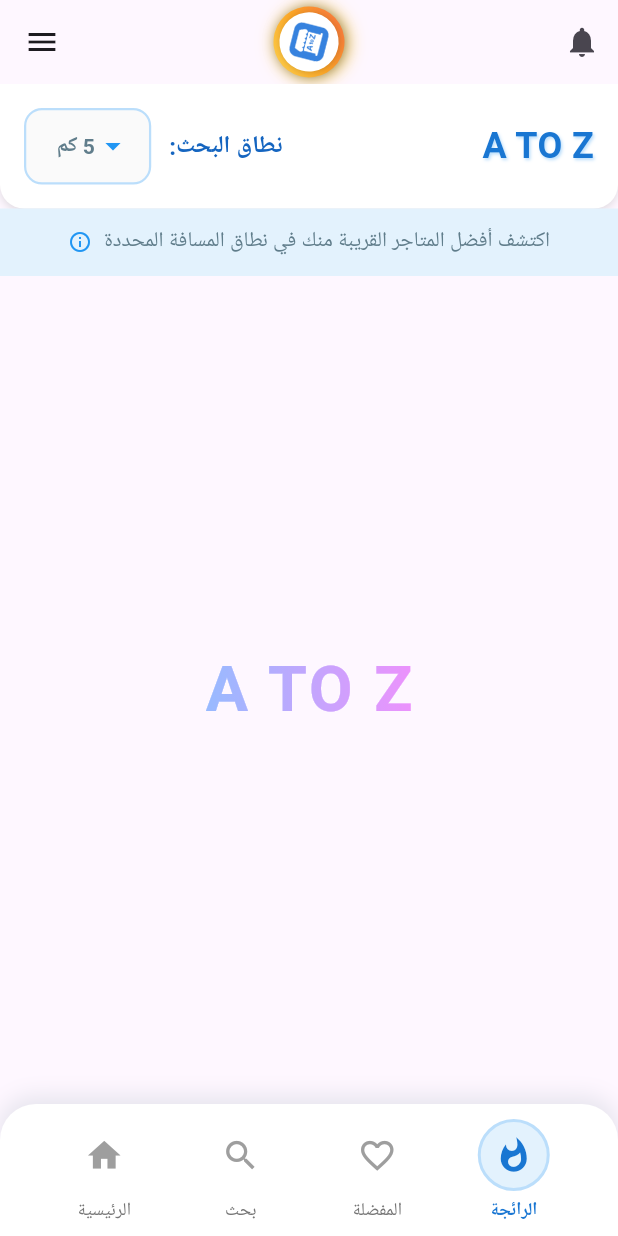
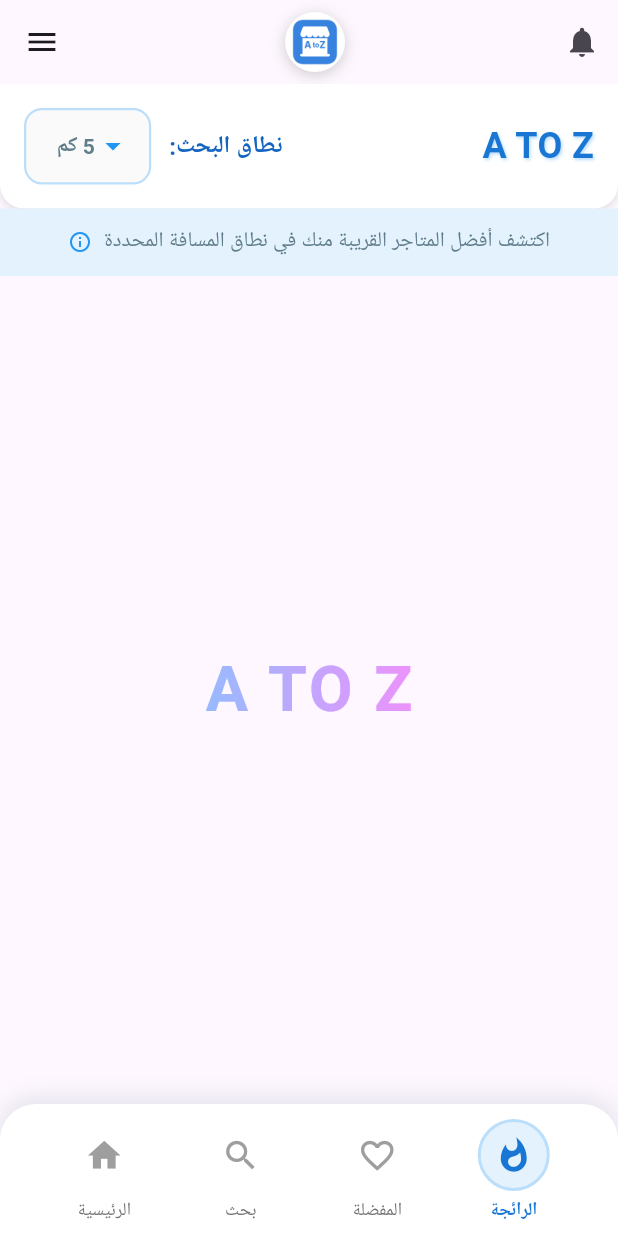
Before and after one commit to top1obada/atoz_flutter, a Flutter app: the CustomerMainMenuUi screen opened directly, item 4 of the bottom bar chosen, on a phone screen of 412 x 824 dp. Run offline on Flutter 3.47's test engine with Material 3 defaults, Android fonts, the phone set to English and light mode, and no system bars; our stand-ins replace audioplayers, dartz, device_info_plus, dio, flutter_map, geolocator and 3 more; accounts and stored records are empty; network calls fail; Roboto replaces fonts that are missing (Tajawal).

Commit message:
hi halloween

```diff
--- a/a_to_z_ui/lib/CustomerLoginUI/customer_login_ui.dart
+++ b/a_to_z_ui/lib/CustomerLoginUI/customer_login_ui.dart
@@ -72,6 +72,7 @@
             builder:
                 (innerContext) => MultiProvider(
                   providers: [
+                    ChangeNotifierProvider(create: (_) => PVRotations()),
                     ChangeNotifierProvider(
                       create: (_) {
                         var pv = PVSong();
--- a/a_to_z_ui/lib/CustomerMainMenuUI/customer_main_menu_ui.dart
+++ b/a_to_z_ui/lib/CustomerMainMenuUI/customer_main_menu_ui.dart
@@ -1,3 +1,5 @@
+import 'dart:async';
+
 import 'package:a_to_z_providers/BasesProviders/base_current_login_info_provider.dart';
 import 'package:a_to_z_providers/StoreProviders/customer_famous_stores_provider.dart';
 import 'package:a_to_z_providers/StoreProviders/customer_favorite_stores_provider.dart';
@@ -16,6 +18,19 @@
 import 'package:provider/provider.dart';
 import 'package:a_to_z_ui/CustomerMainMenuUI/customer_famous_stores_ui.dart';
 import 'package:a_to_z_providers/StoreProviders/customer_searching_stores_provider.dart';
+
+class PVRotations extends ChangeNotifier {
+  bool _isRotating = false;
+
+  bool get isRotating => _isRotating;
+
+  set isRotating(bool value) {
+    if (_isRotating != value) {
+      _isRotating = value;
+      notifyListeners();
+    }
+  }
+}
 
 enum EnMainMenuPages {
   eCustomerStoresSuggestions(1),
@@ -62,9 +77,7 @@
 class _CustomerMinMenuUi extends State<CustomerMainMenuUi>
     with SingleTickerProviderStateMixin {
   late AnimationController _controller;
-  late Animation<double> _rotationAnimation;
-  late Animation<double> _scaleAnimation;
-  late Animation<double> _bounceAnimation;
+  Timer? _pauseTimer;
 
   @override
   void initState() {
@@ -72,48 +85,38 @@
 
     _controller = AnimationController(
       vsync: this,
-      duration: const Duration(seconds: 4),
+      duration: const Duration(seconds: 2), // 2 seconds for one full rotation
     );
 
-    _rotationAnimation = Tween<double>(begin: 0, end: 2 * pi).animate(
-      CurvedAnimation(
-        parent: _controller,
-        curve: const Interval(0.0, 1.0, curve: Curves.linear),
-      ),
-    );
+    // Start immediately with rotation
+    _startRotation();
+  }
 
-    _scaleAnimation = TweenSequence<double>([
-      TweenSequenceItem(tween: Tween<double>(begin: 1.0, end: 1.05), weight: 1),
-      TweenSequenceItem(
-        tween: Tween<double>(begin: 1.05, end: 0.95),
-        weight: 1,
-      ),
-      TweenSequenceItem(tween: Tween<double>(begin: 0.95, end: 1.0), weight: 1),
-    ]).animate(
-      CurvedAnimation(
-        parent: _controller,
-        curve: const Interval(0.0, 1.0, curve: Curves.easeInOut),
-      ),
-    );
+  void _startPause() {
+    final rotationsProvider = context.read<PVRotations>();
+    rotationsProvider.isRotating = false;
 
-    _bounceAnimation = TweenSequence<double>([
-      TweenSequenceItem(tween: Tween<double>(begin: 0.0, end: -5.0), weight: 1),
-      TweenSequenceItem(tween: Tween<double>(begin: -5.0, end: 0.0), weight: 1),
-      TweenSequenceItem(tween: Tween<double>(begin: 0.0, end: -3.0), weight: 1),
-      TweenSequenceItem(tween: Tween<double>(begin: -3.0, end: 0.0), weight: 1),
-    ]).animate(
-      CurvedAnimation(
-        parent: _controller,
-        curve: const Interval(0.0, 1.0, curve: Curves.elasticOut),
-      ),
-    );
+    _pauseTimer = Timer(const Duration(seconds: 2), () {
+      // Reset controller before starting new rotation
+      _controller.reset();
+      _startRotation();
+    });
+  }
 
-    _controller.repeat();
+  void _startRotation() {
+    final rotationsProvider = context.read<PVRotations>();
+    rotationsProvider.isRotating = true;
+
+    _controller.forward().then((_) {
+      // After rotation completes, pause for 2 seconds
+      _startPause();
+    });
   }
 
   @override
   void dispose() {
     _controller.dispose();
+    _pauseTimer?.cancel();
     super.dispose();
   }
 
@@ -121,84 +124,58 @@
     return AnimatedBuilder(
       animation: _controller,
       builder: (context, child) {
-        return Container(
-          // Add margin to ensure the icon stays within bounds
-          margin: const EdgeInsets.all(4),
-          child: Transform.translate(
-            offset: Offset(0, _bounceAnimation.value),
+        // One full rotation (0 to 2π) - only when rotating
+        final double rotation =
+            context.read<PVRotations>().isRotating
+                ? _controller.value * 2 * pi
+                : 0;
+        // Gentle pulse animation only when rotating
+        final scale =
+            context.read<PVRotations>().isRotating
+                ? 1.0 + sin(_controller.value * 2 * pi) * 0.1
+                : 1.0;
+
+        return Center(
+          child: Transform.rotate(
+            angle: rotation,
             child: Transform.scale(
-              scale: _scaleAnimation.value,
-              child: Transform.rotate(
-                angle: _rotationAnimation.value,
+              scale: scale,
               child: Container(
-                  // Smaller container to fit within AppBar
-                  width: 48,
-                  height: 48,
+                width: 40,
+                height: 40,
                 decoration: BoxDecoration(
                   shape: BoxShape.circle,
-                    gradient: LinearGradient(
-                      colors: [
-                        Colors.amber.shade300,
-                        Colors.orange.shade400,
-                        Colors.deepOrange.shade400,
-                      ],
-                      begin: Alignment.topLeft,
-                      end: Alignment.bottomRight,
-                    ),
+                  color: Colors.white, // White circle
                   boxShadow: [
                     BoxShadow(
-                        color: Colors.amber.withValues(alpha: 0.6),
-                        blurRadius: 10,
-                        spreadRadius: 1,
+                      color: Colors.grey.withValues(
+                        alpha: 0.5,
+                      ), // Fixed: withOpacity
+                      blurRadius: 8,
                       offset: const Offset(0, 2),
-                      ),
-                      BoxShadow(
-                        color: Colors.black.withValues(alpha: 0.3),
-                        blurRadius: 6,
-                        spreadRadius: 0.5,
-                        offset: const Offset(0, 1),
                     ),
                   ],
                 ),
-                  padding: const EdgeInsets.all(4), // Reduced padding
-                  child: Container(
-                    decoration: BoxDecoration(
-                      shape: BoxShape.circle,
-                      color: Colors.white,
-                      boxShadow: [
-                        BoxShadow(
-                          color: Colors.black.withValues(alpha: 0.2),
-                          blurRadius: 4,
-                          offset: const Offset(0, 1),
-                        ),
-                      ],
-                    ),
-                    padding: const EdgeInsets.all(4), // Reduced padding
                 child: ClipRRect(
-                      borderRadius: BorderRadius.circular(20), // Smaller radius
+                  borderRadius: BorderRadius.circular(20),
                   child: Image.asset(
                     'assets/app_icon2.png',
-                        width: 32, // Smaller size
-                        height: 32, // Smaller size
+                    width: 36,
+                    height: 36,
                     fit: BoxFit.cover,
                     errorBuilder: (context, error, stackTrace) {
-                          // Fallback if image fails to load
                       return Container(
-                            width: 32,
-                            height: 32,
                         decoration: BoxDecoration(
-                              color: Colors.amber.shade300,
-                              borderRadius: BorderRadius.circular(16),
+                          color: Colors.amber[300],
+                          borderRadius: BorderRadius.circular(18),
                         ),
                         child: const Icon(
                           Icons.shopping_bag,
                           color: Colors.white,
-                              size: 20,
+                          size: 24,
                         ),
                       );
                     },
-                      ),
-                    ),
                   ),
                 ),
               ),
@@ -210,14 +187,16 @@
   }
 
   Widget _buildTitleWidget() {
-    return _buildAnimatedIcon(); // Only return the animated icon
+    return _buildAnimatedIcon();
   }
 
   @override
   Widget build(BuildContext context) {
     return SafeArea(
       child: BaseScaffold(
-        titleWidget: _buildTitleWidget(), // Only the icon, no text
+        titleWidget: Consumer<PVRotations>(
+          builder: (context, value, child) => _buildTitleWidget(),
+        ),
         body: Column(
           mainAxisSize: MainAxisSize.min,
           children: [
--- a/a_to_z_ui/lib/CustomerSignUpUI/customer_sign_in_ui.dart
+++ b/a_to_z_ui/lib/CustomerSignUpUI/customer_sign_in_ui.dart
@@ -88,6 +88,7 @@
         builder:
             (innerContext) => MultiProvider(
               providers: [
+                ChangeNotifierProvider(create: (_) => PVRotations()),
                 ChangeNotifierProvider(create: (_) => PVSong()),
                 ChangeNotifierProvider.value(value: pvbaseCurrentLoginInfo),
                 ChangeNotifierProvider(
--- a/a_to_z_ui/lib/SplashScreen/second_splash_screen_ui.dart
+++ b/a_to_z_ui/lib/SplashScreen/second_splash_screen_ui.dart
@@ -88,6 +88,7 @@
             builder: (con) {
               return MultiProvider(
                 providers: [
+                  ChangeNotifierProvider(create: (_) => PVRotations()),
                   ChangeNotifierProvider.value(value: currentLoginInfo),
                   ChangeNotifierProvider(
                     create: (_) {
@@ -118,7 +119,7 @@
                     value: PVCustomerLoginByUsername(),
                   ),
                 ],
-                child: MaterialApp(home: const CustomerLoginScreenUI()),
+                child: const CustomerLoginScreenUI(),
               ),
         ),
       );
```
Lines whose indentation alone changed are shown as unchanged.
